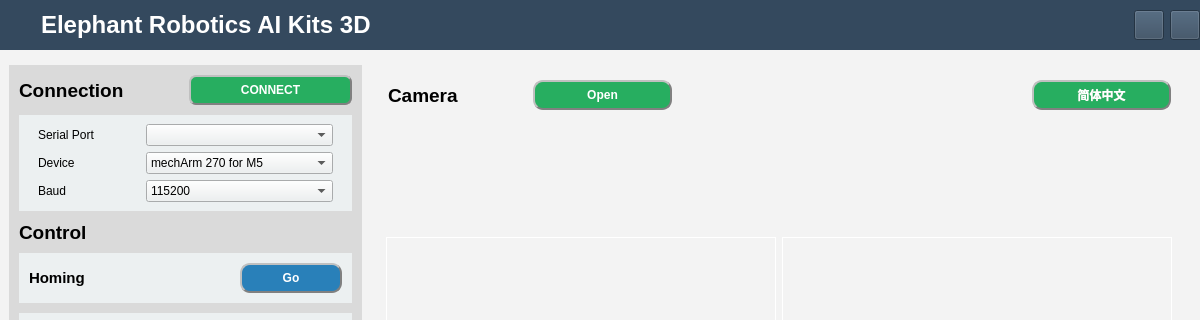
First picture: the form in resources/ui/AiKit_3D.ui, repository elephantrobotics/AiKit_3D_UI, before the edit; both pictures show x 0 to 1200 and y 0 to 320 of the 1200 by 820 pixel window.
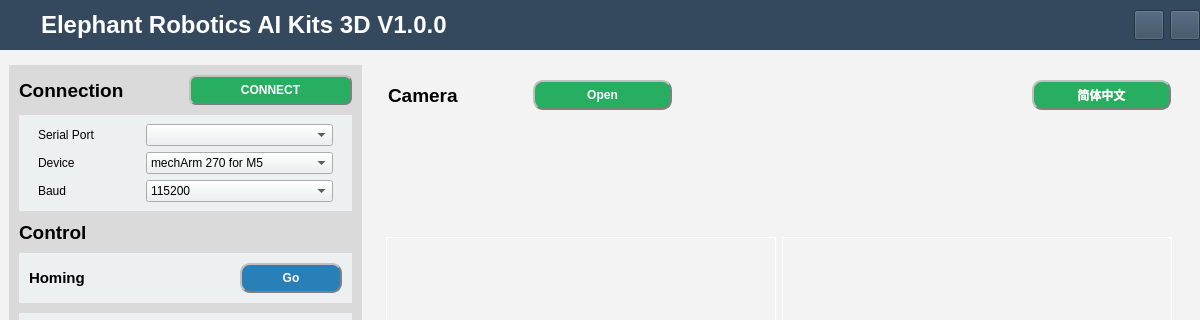
Second picture: the form after the edit. Icons and pictures are not drawn.

Patch:
```diff
--- a/resources/ui/AiKit_3D.ui
+++ b/resources/ui/AiKit_3D.ui
@@ -184,7 +184,7 @@
 color: rgb(255, 255, 255);</string>
          </property>
          <property name="text">
-          <string>Elephant Robotics AI Kits 3D</string>
+          <string>Elephant Robotics AI Kits 3D V1.0.0</string>
          </property>
         </widget>
        </item>
```
Left out of the diff: 8 changed lines with no effect on the pictures.
